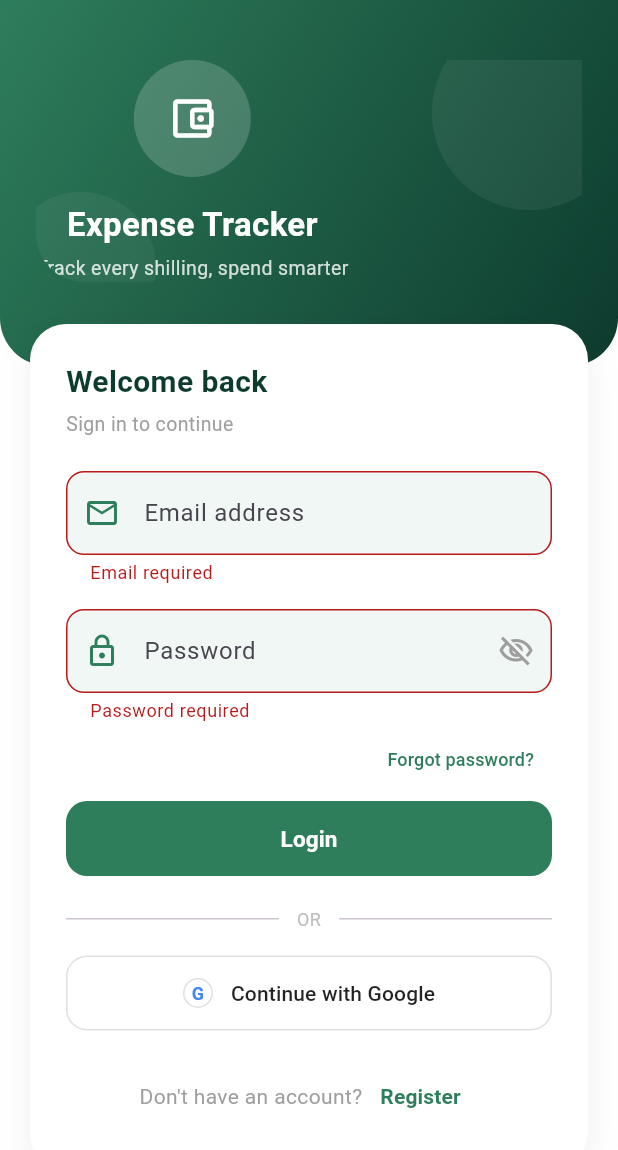
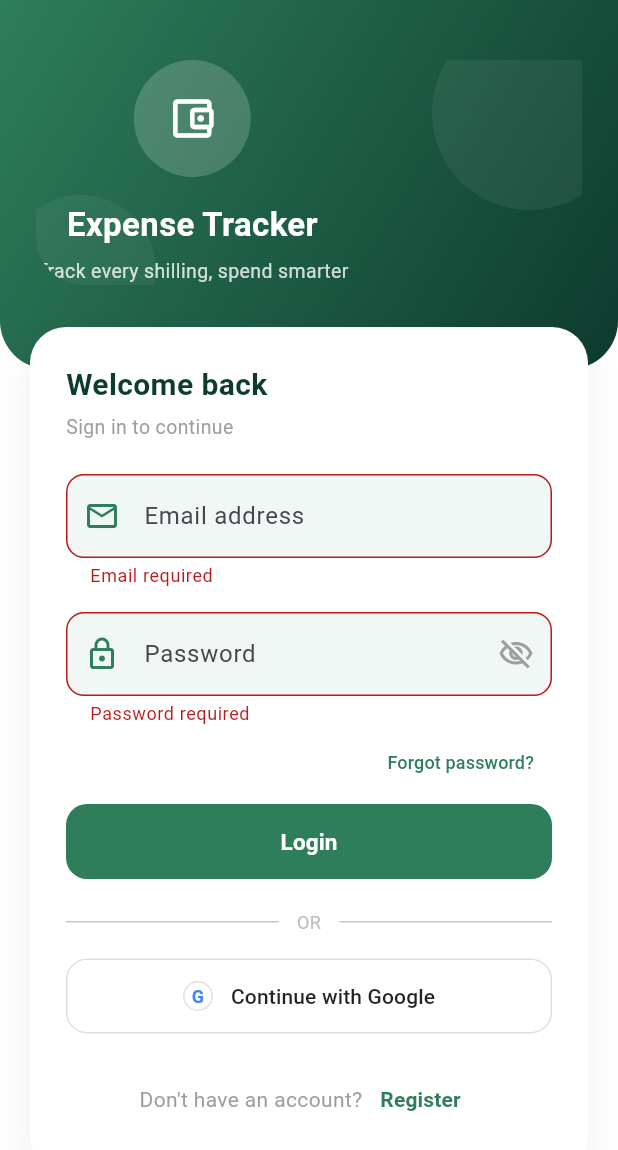
Before and after one commit to Kervillekevo/expense_tracker, a Flutter app: the screen it shows after launch, after a tap on "Login", on a phone screen of 412 x 824 dp. Shown: the top 1150 px of the screen. Run offline on Flutter 3.47's test engine with Material 3 defaults, Android fonts, the phone set to English and light mode, and no system bars; our stand-ins replace drift, file_picker, firebase_auth, firebase_core, fl_chart, google_sign_in and 1 more; accounts and stored records are empty; generated files the repository leaves out were written again; statements that could not run were skipped.

Commit message:
Tired and fucked off

```diff
--- a/lib/features/auth/presentation/login_screen.dart
+++ b/lib/features/auth/presentation/login_screen.dart
@@ -153,7 +153,7 @@ class LoginScreenState extends State<LoginScreen> {
           child: Column(
             children: [
 
-              // Gradient header, matching the style used across the app
+
               Container(
                 width: double.infinity,
                 padding: const EdgeInsets.fromLTRB(24, 40, 24, 56),
@@ -223,7 +223,7 @@ class LoginScreenState extends State<LoginScreen> {
                               color: Colors.white,
                             ),
                           ),
-                          const SizedBox(height: 4),
+                          const SizedBox(height: 6),
                           Text(
                             "Track every shilling, spend smarter",
                             style: TextStyle(fontSize: 13, color: Colors.white.withValues(alpha: 0.8)),
@@ -235,7 +235,7 @@ class LoginScreenState extends State<LoginScreen> {
                 ),
               ),
 
-              // Overlapping white sheet
+
               Transform.translate(
                 offset: const Offset(0, -28),
                 child: Container(
```
